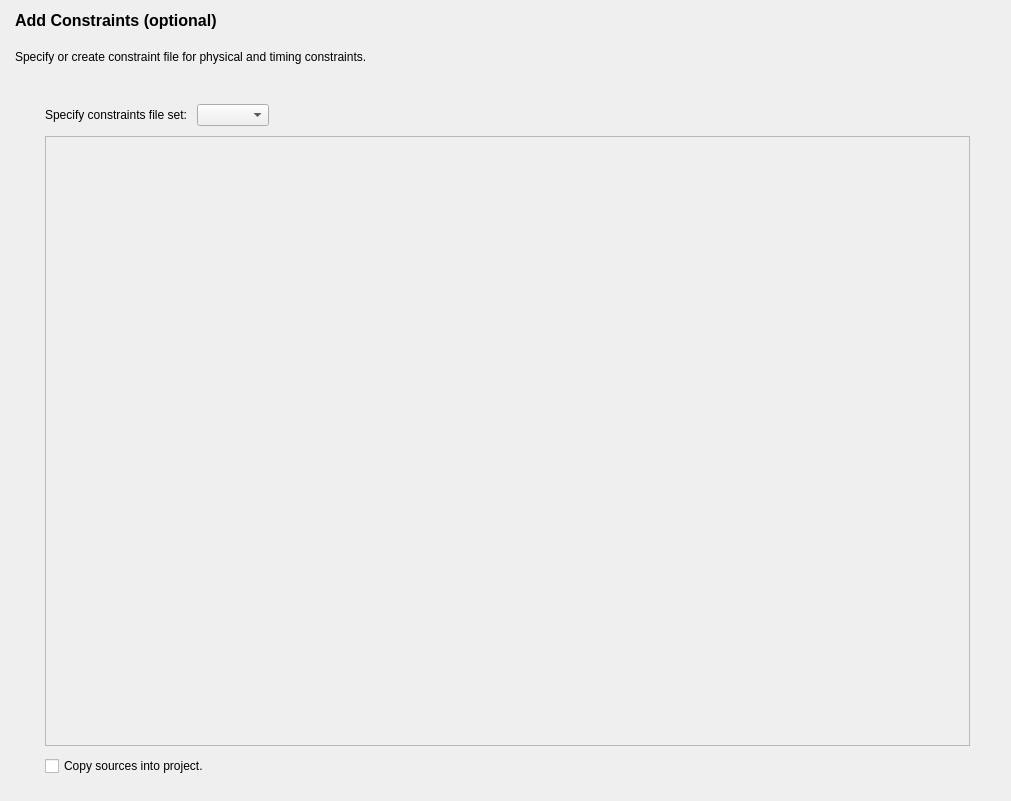
Above: src/ProjNavigator/add_file_form.ui from os-fpga/FOEDAG before the change. Below: the same form after it.
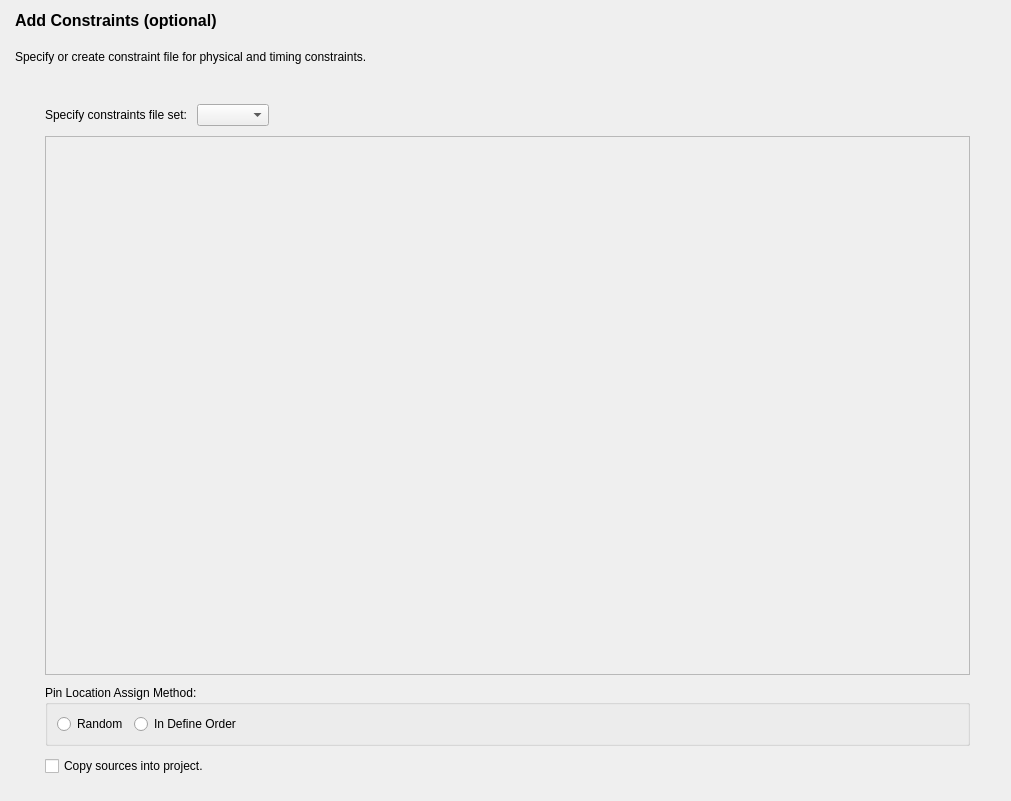
That is the form after the change.

Commit message: Pin Assign Opt in the Add Constraint file form

```diff
--- a/src/ProjNavigator/add_file_form.ui
+++ b/src/ProjNavigator/add_file_form.ui
@@ -63,7 +63,7 @@
       <number>30</number>
      </property>
      <item>
-      <layout class="QVBoxLayout" name="verticalLayout" stretch="10,80,10">
+      <layout class="QVBoxLayout" name="verticalLayout" stretch="10,80,0,10">
        <property name="spacing">
         <number>10</number>
        </property>
@@ -116,6 +116,29 @@
          </property>
         </widget>
        </item>
+       <item>
+        <widget class="QGroupBox" name="groupBox">
+         <property name="title">
+          <string>Pin Location Assign Method:</string>
+         </property>
+         <layout class="QFormLayout" name="formLayout">
+          <item row="0" column="0">
+           <widget class="QRadioButton" name="select_random">
+            <property name="text">
+             <string>Random</string>
+            </property>
+           </widget>
+          </item>
+          <item row="0" column="1">
+           <widget class="QRadioButton" name="select_defineOrder">
+            <property name="text">
+             <string>In Define Order</string>
+            </property>
+           </widget>
+          </item>
+         </layout>
+        </widget>
+       </item>
        <item>
         <widget class="QCheckBox" name="m_ckkBoxCopy">
          <property name="text">
```
Left out of the diff: 1 changed line with no effect on the pictures. The commit also changes 8 other files.
